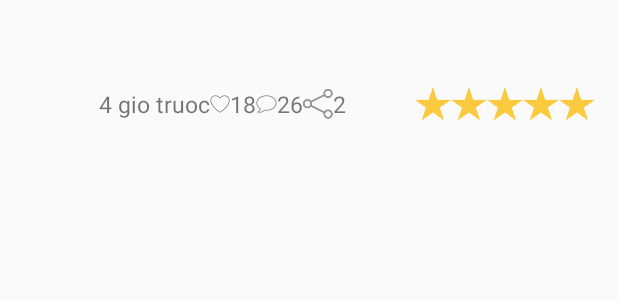
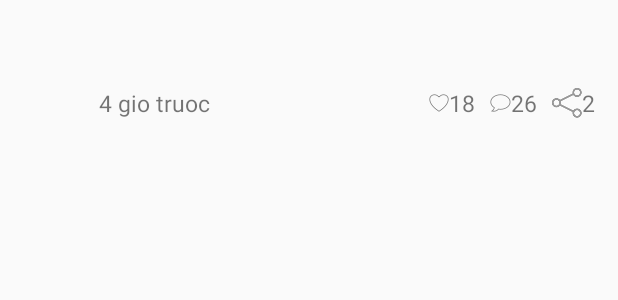
Before and after one commit to quoctong/appnauan, an Android app: the layout food_detail_comment_list_item.xml on its own in the app's theme, with its tools: preview values and no code run, on a phone screen of 412 x 824 dp. Shown: the top 300 px of the screen. Run offline under Robolectric (Android 15) with nearby library versions, the phone set to English and light mode, and no system bars; network calls fail.

Commit message:
Add user comment function

```diff
--- a/app/src/main/java/com/quocvusolution/nhanau/MainActivity.java
+++ b/app/src/main/java/com/quocvusolution/nhanau/MainActivity.java
@@ -58,6 +58,7 @@ public class MainActivity extends AppCompatActivity
     public static final String USER_COMMENT_LIST_URL = "/UserComment/UserCommentList";
     public static final String FOOD_LIKE_URL = "/Food/FoodLike";
     public static final String FOOD_RATING_URL = "/Food/FoodRating";
+    public static final String USER_COMMENT_URL = "/UserComment/Comment";
 
     public AppSQLiteOpenHelper getAppSQLiteOpenHelper() {
         return mAppSQLiteOpenHelper;
@@ -158,6 +159,10 @@ public class MainActivity extends AppCompatActivity
                 showFoodDetailFragment(item.getId());
             }
         });
+    }
+
+    public UserAccount getUser() {
+        return mUser;
     }
 
     public String getAbsoluteUrlPath(String url) {
--- a/app/src/main/java/com/quocvusolution/nhanau/UserCommentListAdapter.java
+++ b/app/src/main/java/com/quocvusolution/nhanau/UserCommentListAdapter.java
@@ -44,7 +44,7 @@ public class UserCommentListAdapter extends ArrayAdapter<UserComment> {
         tvContent.setText(item.getContent());
         SimpleDateFormat df = new SimpleDateFormat("dd/MM/yyyy");
         tvCommentedAt.setText(df.format(item.getCreatedAt()));
-        String timeAgo = DateUtils.getRelativeTimeSpanString(item.getCreatedAt().getTime(), (new Date()).getTime(), DateUtils.MINUTE_IN_MILLIS).toString();
+        String timeAgo = DateUtils.getRelativeTimeSpanString(item.getCreatedAt().getTime(), (new Date()).getTime(), DateUtils.HOUR_IN_MILLIS).toString();
         tvCommentedAt.setText(timeAgo);
         tvLikedCount.setText(Integer.toString(item.getLikedCount()));
         tvCommentedCount.setText(Integer.toString(item.getCommentedCount()));
--- a/app/src/main/res/layout/food_detail_comment_list_item.xml
+++ b/app/src/main/res/layout/food_detail_comment_list_item.xml
@@ -57,6 +57,27 @@
                         android:text="4 gio truoc"
                         android:textSize="15dp" />
 
+                </LinearLayout>
+
+                <RelativeLayout
+                    android:layout_width="wrap_content"
+                    android:layout_height="wrap_content"
+                    android:gravity="center_vertical"
+                    android:layout_gravity="center_horizontal">
+
+                    <LinearLayout
+                        android:layout_width="wrap_content"
+                        android:layout_height="wrap_content"
+                        android:orientation="horizontal"
+                        android:gravity="center"
+                        android:layout_alignParentRight="true">
+
+                        <LinearLayout
+                            android:layout_width="wrap_content"
+                            android:layout_height="wrap_content"
+                            android:layout_marginLeft="10dp"
+                            android:gravity="center">
+
                             <ImageView
                                 android:id="@+id/iv_item_detail_comment_like"
                                 android:layout_width="wrap_content"
@@ -71,6 +92,14 @@
                                 android:text="18"
                                 android:textSize="15dp" />
 
+                        </LinearLayout>
+
+                        <LinearLayout
+                            android:layout_width="wrap_content"
+                            android:layout_height="wrap_content"
+                            android:layout_marginLeft="10dp"
+                            android:gravity="center">
+
                             <ImageView
                                 android:id="@+id/iv_item_detail_comment_comment_list"
                                 android:layout_width="wrap_content"
@@ -84,6 +113,14 @@
                                 android:gravity="center_vertical"
                                 android:text="26"
                                 android:textSize="15dp" />
+
+                        </LinearLayout>
+
+                        <LinearLayout
+                            android:layout_width="wrap_content"
+                            android:layout_height="wrap_content"
+                            android:layout_marginLeft="10dp"
+                            android:gravity="center">
 
                             <ImageView
                                 android:id="@+id/iv_item_detail_comment_share"
@@ -101,53 +138,6 @@
 
                         </LinearLayout>
 
-                <RelativeLayout
-                    android:layout_width="wrap_content"
-                    android:layout_height="wrap_content"
-                    android:gravity="center_vertical"
-                    android:layout_gravity="center_horizontal">
-
-                    <LinearLayout
-                        android:layout_width="wrap_content"
-                        android:layout_height="wrap_content"
-                        android:orientation="horizontal"
-                        android:layout_alignParentRight="true">
-
-                        <ImageButton
-                            android:id="@+id/btn_item_detail_comment_start1_left"
-                            android:layout_width="wrap_content"
-                            android:layout_height="wrap_content"
-                            android:focusable="false"
-                            android:background="@drawable/star"/>
-
-                        <ImageButton
-                            android:id="@+id/btn_item_detail_comment_start2_left"
-                            android:layout_width="wrap_content"
-                            android:layout_height="wrap_content"
-                            android:focusable="false"
-                            android:background="@drawable/star"/>
-
-                        <ImageButton
-                            android:id="@+id/btn_item_detail_comment_start3_left"
-                            android:layout_width="wrap_content"
-                            android:layout_height="wrap_content"
-                            android:focusable="false"
-                            android:background="@drawable/star"/>
-
-                        <ImageButton
-                            android:id="@+id/btn_item_detail_comment_start4_left"
-                            android:layout_width="wrap_content"
-                            android:layout_height="wrap_content"
-                            android:focusable="false"
-                            android:background="@drawable/star"/>
-
-                        <ImageButton
-                            android:id="@+id/btn_item_detail_comment_start5_left"
-                            android:layout_width="wrap_content"
-                            android:layout_height="wrap_content"
-                            android:focusable="false"
-                            android:background="@drawable/star"/>
-
                     </LinearLayout>
 
                 </RelativeLayout>
```
Also changed, not shown: app/src/main/java/com/quocvusolution/nhanau/UserCommentListFragment.java (+79 -2 lines). Lines whose indentation alone changed are shown as unchanged.
